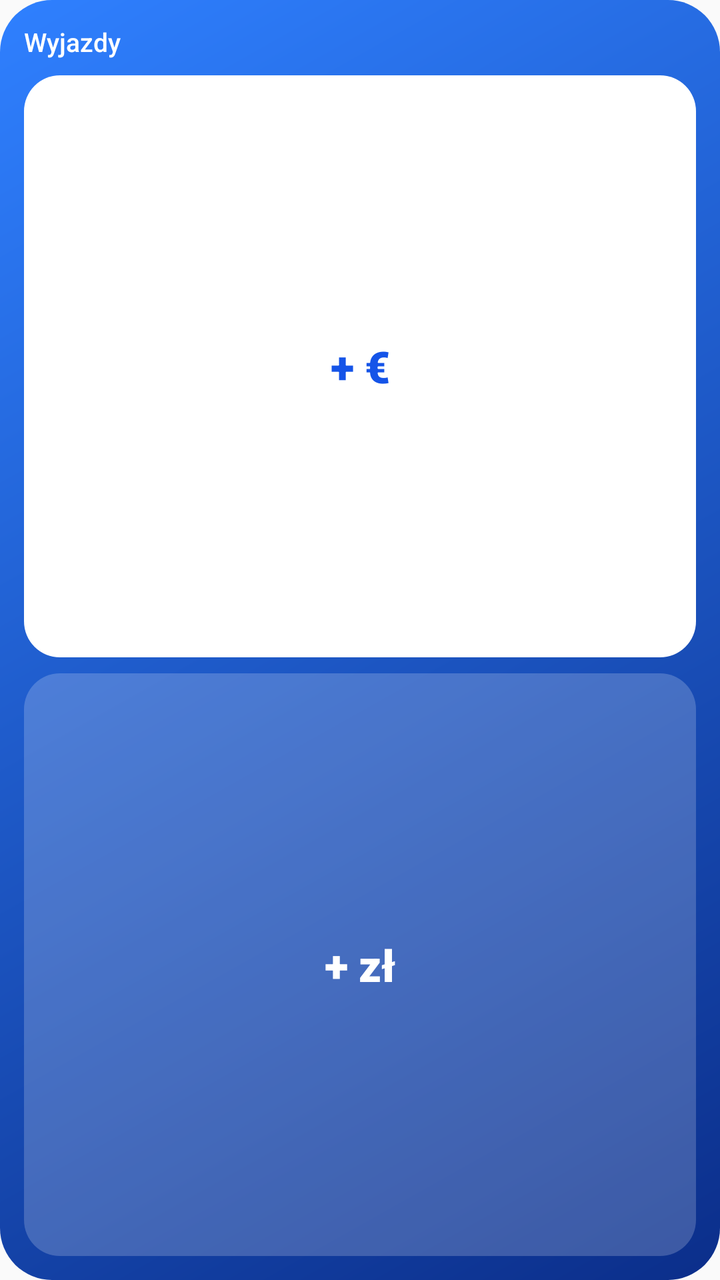
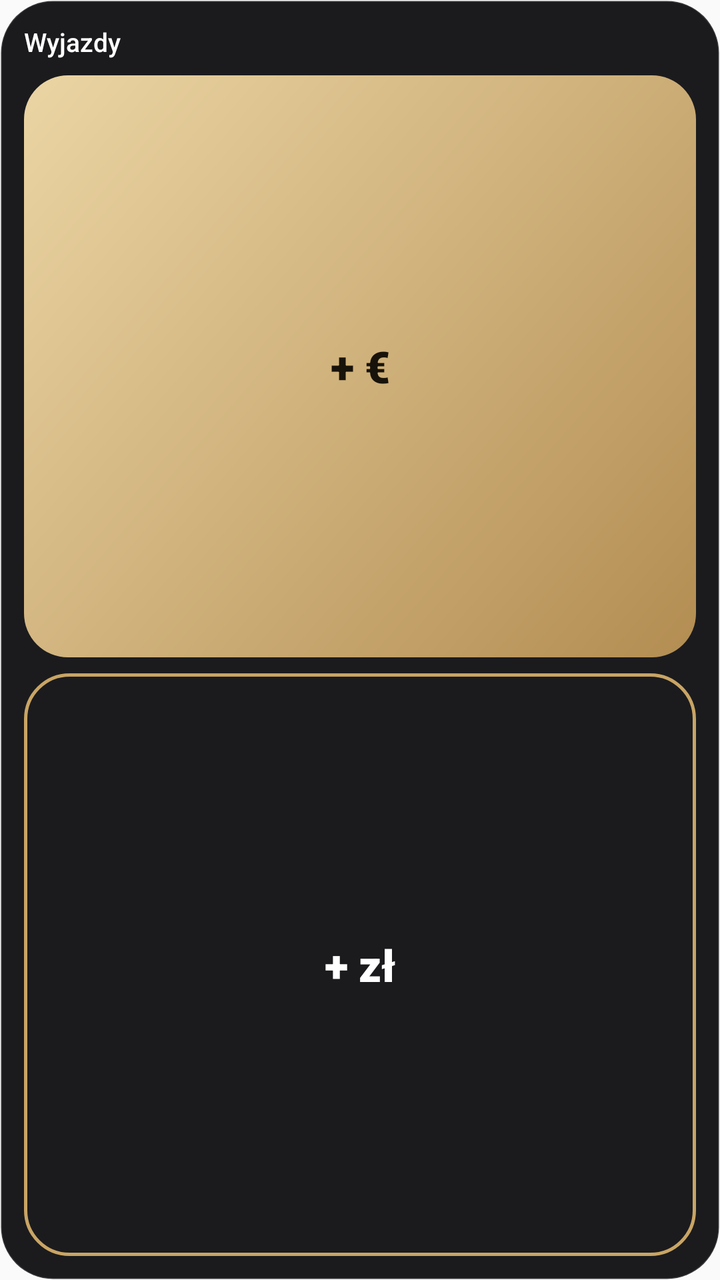

Two renders of the same Android screen: before a commit and after it. Below are the layout's source before the change and the commit's diff.
<!-- AndroidManifest.xml: application theme AppTheme -->
<!-- res/layout/widget_quick.xml -->
<?xml version="1.0" encoding="utf-8"?>
<LinearLayout xmlns:android="http://schemas.android.com/apk/res/android"
    android:id="@+id/quick_root"
    android:layout_width="match_parent"
    android:layout_height="match_parent"
    android:orientation="vertical"
    android:padding="12dp"
    android:background="@drawable/wbg_blue">

    <TextView
        android:id="@+id/quick_title"
        android:layout_width="match_parent"
        android:layout_height="wrap_content"
        android:text="Wyjazdy"
        android:textColor="#FFFFFF"
        android:textSize="13sp"
        android:fontFamily="sans-serif-medium"
        android:maxLines="1"
        android:ellipsize="end" />

    <TextView
        android:id="@+id/quick_foreign"
        android:layout_width="match_parent"
        android:layout_height="0dp"
        android:layout_weight="1"
        android:layout_marginTop="8dp"
        android:gravity="center"
        android:text="+ €"
        android:textSize="22sp"
        android:fontFamily="sans-serif-black"
        android:textColor="#1554E8"
        android:background="@drawable/wbtn_white" />

    <TextView
        android:id="@+id/quick_pln"
        android:layout_width="match_parent"
        android:layout_height="0dp"
        android:layout_weight="1"
        android:layout_marginTop="8dp"
        android:gravity="center"
        android:text="+ zł"
        android:textSize="22sp"
        android:fontFamily="sans-serif-black"
        android:textColor="#FFFFFF"
        android:background="@drawable/wbtn_glass" />
</LinearLayout>
<!-- resources referenced by this layout -->
<resources>
  <!-- drawable wbg_blue (drawable) -->
  <?xml version="1.0" encoding="utf-8"?>
  <shape xmlns:android="http://schemas.android.com/apk/res/android" android:shape="rectangle">
      <gradient android:angle="315" android:startColor="#2F80FF" android:endColor="#0B2E8A" />
      <corners android:radius="26dp" />
  </shape>
  <!-- drawable wbtn_glass (drawable) -->
  <?xml version="1.0" encoding="utf-8"?>
  <shape xmlns:android="http://schemas.android.com/apk/res/android" android:shape="rectangle">
      <solid android:color="#33FFFFFF" />
      
      <corners android:radius="18dp" />
  </shape>
  <!-- drawable wbtn_white (drawable) -->
  <?xml version="1.0" encoding="utf-8"?>
  <shape xmlns:android="http://schemas.android.com/apk/res/android" android:shape="rectangle">
      <solid android:color="#FFFFFF" />
      
      <corners android:radius="18dp" />
  </shape>
  <style name="AppTheme" parent="Theme.AppCompat.DayNight.NoActionBar">
          <item name="colorPrimary">@color/colorPrimary</item>
          <item name="colorPrimaryDark">@color/colorPrimaryDark</item>
          <item name="colorAccent">@color/colorAccent</item>
      </style>
  <color name="colorPrimary">#2457F5</color>
  <color name="colorPrimaryDark">#1A3FB8</color>
  <color name="colorAccent">#FF8A3D</color>
</resources>

<!-- the commit's change to res/layout/widget_quick.xml (unified diff, before → after) -->
@@ -5,7 +5,7 @@
     android:layout_height="match_parent"
     android:orientation="vertical"
     android:padding="12dp"
-    android:background="@drawable/wbg_blue">
+    android:background="@drawable/wbg_dark">
 
     <TextView
         android:id="@+id/quick_title"
@@ -28,8 +28,8 @@
         android:text="+ €"
         android:textSize="22sp"
         android:fontFamily="sans-serif-black"
-        android:textColor="#1554E8"
-        android:background="@drawable/wbtn_white" />
+        android:textColor="#18130A"
+        android:background="@drawable/wbtn_gold" />
 
     <TextView
         android:id="@+id/quick_pln"
@@ -42,5 +42,5 @@
         android:textSize="22sp"
         android:fontFamily="sans-serif-black"
         android:textColor="#FFFFFF"
-        android:background="@drawable/wbtn_glass" />
+        android:background="@drawable/wbtn_goldline" />
 </LinearLayout>
<!-- resource entries referenced after the edit -->
@@ -1,24 +1,24 @@
 <!-- resources referenced by this layout -->
 <resources>
-  <!-- drawable wbg_blue (drawable) -->
+  <!-- drawable wbg_dark (drawable) -->
   <?xml version="1.0" encoding="utf-8"?>
   <shape xmlns:android="http://schemas.android.com/apk/res/android" android:shape="rectangle">
-      <gradient android:angle="315" android:startColor="#2F80FF" android:endColor="#0B2E8A" />
-      <corners android:radius="26dp" />
+      <solid android:color="#F5121215"/>
+      <stroke android:width="1dp" android:color="#22FFFFFF"/>
+      <corners android:radius="26dp"/>
   </shape>
-  <!-- drawable wbtn_glass (drawable) -->
+  <!-- drawable wbtn_gold (drawable) -->
   <?xml version="1.0" encoding="utf-8"?>
   <shape xmlns:android="http://schemas.android.com/apk/res/android" android:shape="rectangle">
-      <solid android:color="#33FFFFFF" />
-      
-      <corners android:radius="18dp" />
+      <gradient android:startColor="#EBD5A4" android:endColor="#B38D52" android:angle="315"/>
+      <corners android:radius="22dp"/>
   </shape>
-  <!-- drawable wbtn_white (drawable) -->
+  <!-- drawable wbtn_goldline (drawable) -->
   <?xml version="1.0" encoding="utf-8"?>
   <shape xmlns:android="http://schemas.android.com/apk/res/android" android:shape="rectangle">
-      <solid android:color="#FFFFFF" />
-      
-      <corners android:radius="18dp" />
+      <solid android:color="#00000000"/>
+      <stroke android:width="1.5dp" android:color="#C9A564"/>
+      <corners android:radius="22dp"/>
   </shape>
   <style name="AppTheme" parent="Theme.AppCompat.DayNight.NoActionBar">
           <item name="colorPrimary">@color/colorPrimary</item>
